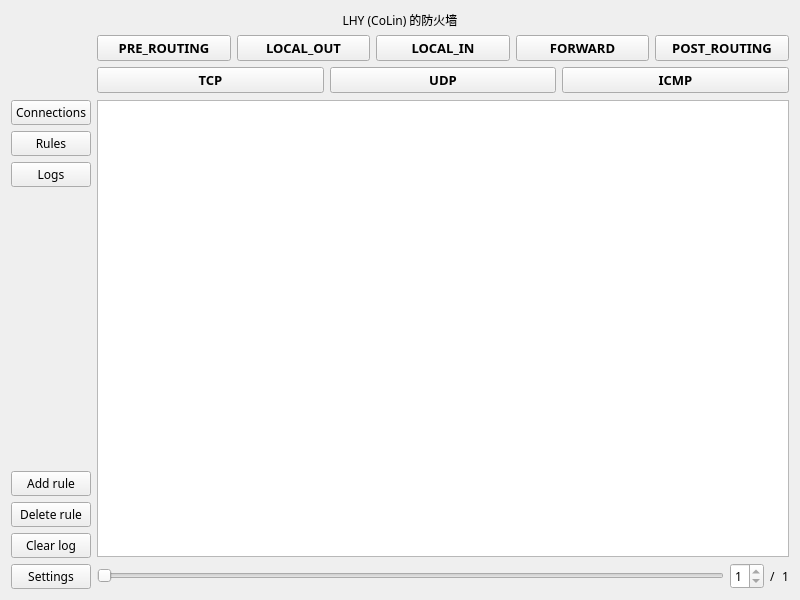
First picture: the form in user/widget.ui, repository Hornos3/CoLin-Firewall, before the edit.
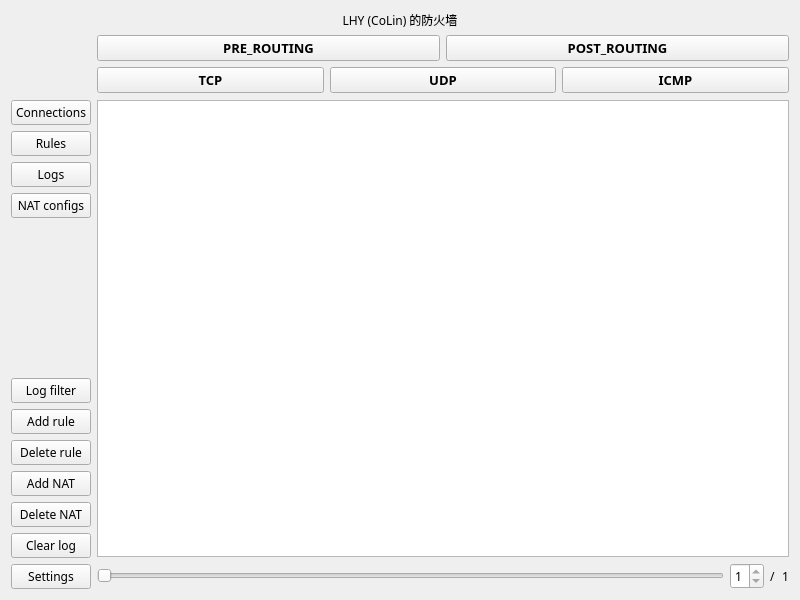
Second picture: the form after the edit.

Commit message: HUST Curriculum Design -- Firewall for Linux. Version 0.3 Update: Added filter functions, fixed some bugs and got something optimized.

```diff
--- a/user/widget.ui
+++ b/user/widget.ui
@@ -74,66 +74,6 @@
          </property>
         </widget>
        </item>
-       <item>
-        <widget class="QPushButton" name="local_out">
-         <property name="font">
-          <font>
-           <pointsize>10</pointsize>
-           <weight>75</weight>
-           <bold>true</bold>
-          </font>
-         </property>
-         <property name="text">
-          <string>LOCAL_OUT</string>
-         </property>
-         <property name="checkable">
-          <bool>true</bool>
-         </property>
-         <property name="autoExclusive">
-          <bool>true</bool>
-         </property>
-        </widget>
-       </item>
-       <item>
-        <widget class="QPushButton" name="local_in">
-         <property name="font">
-          <font>
-           <pointsize>10</pointsize>
-           <weight>75</weight>
-           <bold>true</bold>
-          </font>
-         </property>
-         <property name="text">
-          <string>LOCAL_IN</string>
-         </property>
-         <property name="checkable">
-          <bool>true</bool>
-         </property>
-         <property name="autoExclusive">
-          <bool>true</bool>
-         </property>
-        </widget>
-       </item>
-       <item>
-        <widget class="QPushButton" name="forward">
-         <property name="font">
-          <font>
-           <pointsize>10</pointsize>
-           <weight>75</weight>
-           <bold>true</bold>
-          </font>
-         </property>
-         <property name="text">
-          <string>FORWARD</string>
-         </property>
-         <property name="checkable">
-          <bool>true</bool>
-         </property>
-         <property name="autoExclusive">
-          <bool>true</bool>
-         </property>
-        </widget>
-       </item>
        <item>
         <widget class="QPushButton" name="post_routing">
          <property name="font">
@@ -263,6 +203,19 @@
        </property>
       </widget>
      </item>
+     <item>
+      <widget class="QPushButton" name="btn_nats">
+       <property name="text">
+        <string>NAT configs</string>
+       </property>
+       <property name="checkable">
+        <bool>true</bool>
+       </property>
+       <property name="autoExclusive">
+        <bool>true</bool>
+       </property>
+      </widget>
+     </item>
      <item>
       <spacer name="verticalSpacer">
        <property name="orientation">
@@ -276,6 +229,13 @@
        </property>
       </spacer>
      </item>
+     <item>
+      <widget class="QPushButton" name="btn_logfilter">
+       <property name="text">
+        <string>Log filter</string>
+       </property>
+      </widget>
+     </item>
      <item>
       <widget class="QPushButton" name="btn_addrule">
        <property name="text">
@@ -290,6 +250,20 @@
        </property>
       </widget>
      </item>
+     <item>
+      <widget class="QPushButton" name="btn_addnat">
+       <property name="text">
+        <string>Add NAT</string>
+       </property>
+      </widget>
+     </item>
+     <item>
+      <widget class="QPushButton" name="btn_delnat">
+       <property name="text">
+        <string>Delete NAT</string>
+       </property>
+      </widget>
+     </item>
      <item>
       <widget class="QPushButton" name="btn_clearlog">
        <property name="text">
```
The commit also changes 39 other files.
